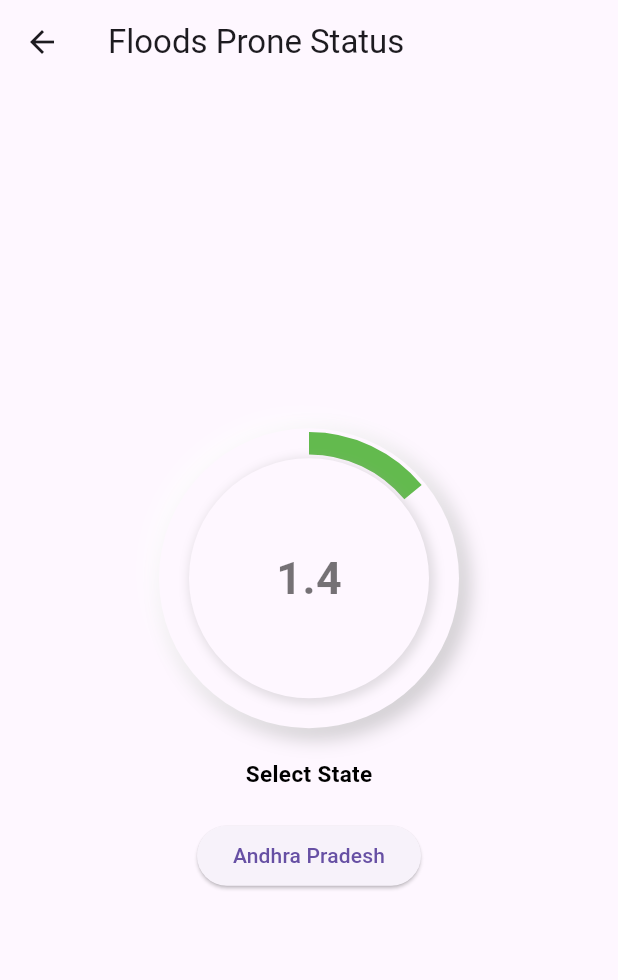
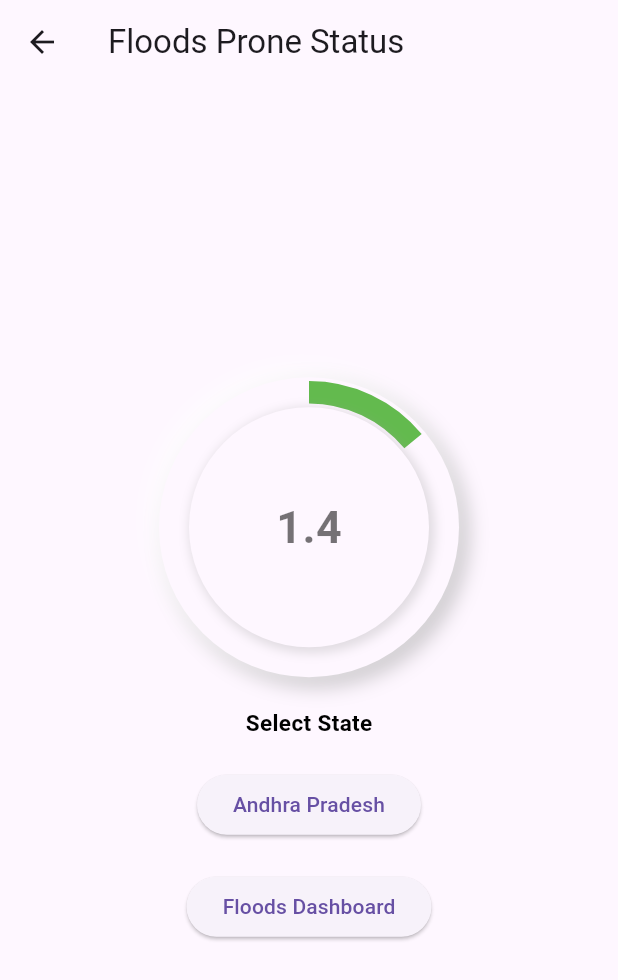
Before and after one commit to vamsikrishnaperuri/Community_Disaster_Management, a Flutter app: the LocationPage screen opened directly, after a tap on "Get Report", after a tap on "Floods", on a phone screen of 412 x 824 dp. Shown: the top 980 px of the screen. Run offline on Flutter 3.47's test engine with Material 3 defaults, Android fonts, the phone set to English and light mode, and no system bars; our stand-ins replace cloud_firestore, firebase_auth, firebase_core, geocoding, geolocator, google_fonts; accounts and stored records are empty; network calls fail.

Commit message:
ADDED: Url redirection

```diff
--- a/lib/Screens/DisasterScreens/FloodPage.dart
+++ b/lib/Screens/DisasterScreens/FloodPage.dart
@@ -1,5 +1,7 @@
 import 'package:flutter/material.dart';
 import 'dart:math' as math;
+
+import 'package:url_launcher/url_launcher.dart';
 
 class FloodPage extends StatefulWidget {
   const FloodPage({super.key});
@@ -253,7 +255,16 @@ class _EarthquakePageState extends State<FloodPage> {
               onPressed: _showStatePicker,
               child: Text(selectedState),
             ),
+            const SizedBox(height: 20), // Add spacing between buttons
+            ElevatedButton(
+              onPressed: () async {
+                final Uri url = Uri.parse('https://www.swechaap.org/helpline/dashboard/');
+                await launchUrl(url); // Try without canLaunchUrl
+              },
+              child: const Text('Floods Dashboard'),
+            ),
           ],
+
         ),
       ),
     );
--- a/lib/Screens/location_page.dart
+++ b/lib/Screens/location_page.dart
@@ -17,6 +17,7 @@ class LocationPage extends StatefulWidget {
 
 class _LocationPageState extends State<LocationPage> {
   String alertMessage = 'Press "Get Report" to fetch alerts for your area.';
+  String safeAreasMessage = '';
 
   final Map<String, Widget> disasterPages = {
     'Cyclone': const CyclonePage(),
@@ -75,31 +76,41 @@ class _LocationPageState extends State<LocationPage> {
       );
 
       // Handle response
+
+
       if (response.statusCode == 200) {
         try {
-          // First decode: converts outer string to JSON string
+          // First decode
           String jsonString = json.decode(response.body);
 
-          // Second decode: converts JSON string to Map
+          // Second decode
           Map<String, dynamic> responseData = json.decode(jsonString);
 
           if (responseData['number_of_alerts'] > 0) {
             setState(() {
               alertMessage = responseData['alerts'].join('\n');
+
+              // Add dummy safe area suggestions
+              safeAreasMessage = '\n\n🟢 Safe Areas to Shift:\n';
+              safeAreasMessage += '1. Green Valley Park\n   Coordinates: 17.385044, 78.486671\n   City: Hyderabad\n\n';
+              safeAreasMessage += '2. Blue Hills Shelter\n   Coordinates: 17.4504, 78.3806\n   City: Hyderabad';
             });
           } else {
             setState(() {
               alertMessage = '✅ All safe in your area.';
+              safeAreasMessage = ''; // No safe areas needed
             });
           }
         } catch (e) {
           setState(() {
             alertMessage = 'Error parsing response: $e';
+            safeAreasMessage = '';
           });
         }
       } else {
         setState(() {
           alertMessage = 'Failed to fetch alerts.';
+          safeAreasMessage = '';
         });
       }
     } catch (e) {
@@ -119,29 +130,32 @@ class _LocationPageState extends State<LocationPage> {
           children: [
             // Alerts Card
             Card(
-              elevation: 4,
-              shape: RoundedRectangleBorder(
-                borderRadius: BorderRadius.circular(15),
-              ),
-              color: Colors.redAccent,
+              margin: EdgeInsets.all(12),
               child: Padding(
-                padding: const EdgeInsets.all(16.0),
-                child: Row(
+                padding: EdgeInsets.all(16),
+                child: Column(
+                  crossAxisAlignment: CrossAxisAlignment.start,
                   children: [
-                    const Icon(Icons.warning,
-                        color: Colors.white, size: 30),
-                    const SizedBox(width: 12),
-                    Expanded(
-                      child: Text(
-                        alertMessage,
-                        style: const TextStyle(
-                            color: Colors.white, fontSize: 16),
+
+                    const Text(
+                      '⚠️ Alerts',
+                      style: TextStyle(fontSize: 18, fontWeight: FontWeight.bold),
+                    ),
+                    SizedBox(height: 8),
+                    Text(alertMessage),
+                    if (safeAreasMessage.isNotEmpty) ...[
+                      SizedBox(height: 16),
+                      Text(
+                        safeAreasMessage,
+                        style: TextStyle(color: Colors.green[700]),
                       ),
-                    ),
+                    ],
                   ],
                 ),
               ),
             ),
+
+
             const SizedBox(height: 20),
 
             // Get Report Button
--- a/lib/main.dart
+++ b/lib/main.dart
@@ -93,11 +93,11 @@ class _MyHomePageState extends State<MyHomePage> {
           ),
           BottomNavigationBarItem(
             icon: Icon(Icons.info),
-            label: 'Disaster Info',
+            label: 'Report',
           ),
           BottomNavigationBarItem(
             icon: Icon(Icons.feedback),
-            label: 'Feedback',
+            label: 'Chatbot',
           ),
         ],
         currentIndex: _selectedIndex,
--- a/pubspec.yaml
+++ b/pubspec.yaml
@@ -37,7 +37,7 @@ dependencies:
   cupertino_icons: ^1.0.2
   http: ^1.3.0
 #  geolocator: ^7.6.2
-#  url_launcher: ^6.2.4
+  url_launcher: ^6.3.1
 #  video_player: ^2.9.1
 #  flutter_local_notifications: ^18.0.1
 #  workmanager: 0.5.2
@@ -53,6 +53,7 @@ dependencies:
   firebase_core_platform_interface: ^5.0.0
   geolocator: ^13.0.3
   geocoding: ^3.0.0
+
 
 dev_dependencies:
   flutter_test:
```
Also changed, not shown: lib/Screens/feedback_page.dart (+23 -122 lines), pubspec.lock, 84 other files.
